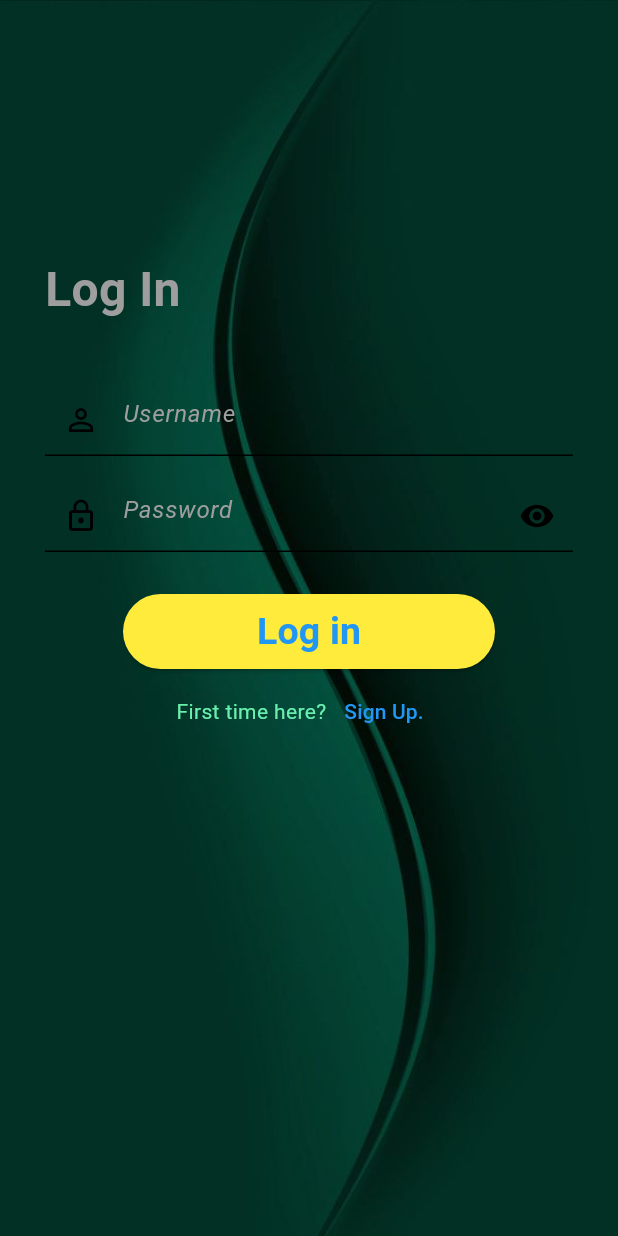
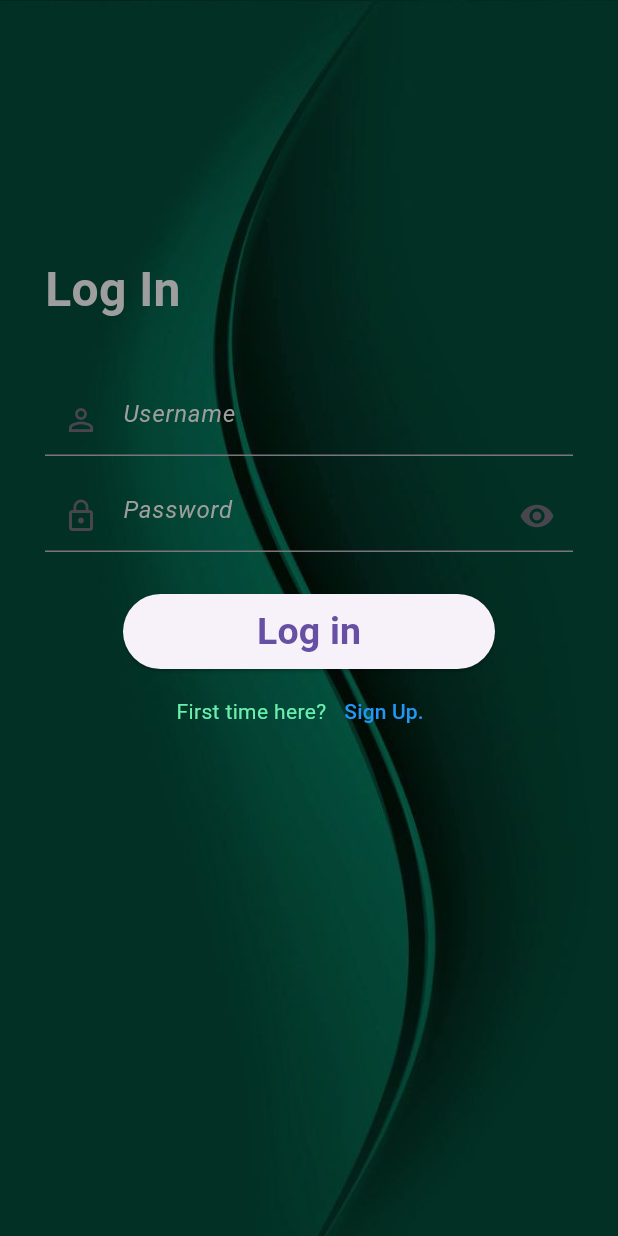
Before and after one commit to CynthiaMatayo/waste_management, a Flutter app: the screen it shows after launch, on a phone screen of 412 x 824 dp. Run offline on Flutter 3.47's test engine with Material 3 defaults, Android fonts, the phone set to English and light mode, and no system bars.

Commit message:
Second commit

```diff
--- a/lib/main.dart
+++ b/lib/main.dart
@@ -13,40 +13,10 @@ class MyApp extends StatefulWidget {
 }
 
 class _MyAppState extends State<MyApp> {
-  final dark = ThemeData.dark().copyWith(
-    scaffoldBackgroundColor: Colors.blueAccent,
-    colorScheme: ColorScheme(
-      background: Colors.greenAccent,
-      brightness: Brightness.light,
-      primary: Colors.blue,
-      onPrimary: Colors.white30,
-      secondary: Colors.greenAccent,
-      onSecondary: Colors.white10,
-      error: Colors.red,
-      onError: Colors.black,
-      surface: Colors.yellow,
-      onSurface: const Color.fromARGB(255, 0, 0, 0),
-    ),
-  );
-  final light = ThemeData.light().copyWith(
-    colorScheme: ColorScheme(
-      background: Colors.greenAccent,
-      brightness: Brightness.light,
-      primary: Colors.blue,
-      onPrimary: Colors.white30,
-      secondary: Colors.greenAccent,
-      onSecondary: Colors.white10,
-      error: Colors.red,
-      onError: Colors.black,
-      surface: Colors.yellow,
-      onSurface: const Color.fromARGB(255, 0, 0, 0),
-    ),
-  );
   @override
   Widget build(BuildContext context) {
     return MaterialApp(
       debugShowCheckedModeBanner: false,
-      theme: dark,
       home: LoginPage(),
     );
   }
--- a/lib/profile.dart
+++ b/lib/profile.dart
@@ -1,5 +1,6 @@
 import 'package:flutter/material.dart';
 import 'package:waste_management/add_waste/address.dart';
+import 'package:waste_management/authentication/login_page.dart';
 import 'package:waste_management/decorations/first.dart';
 import 'package:waste_management/withdraw_fund.dart';
 
@@ -247,6 +248,11 @@ class _ProfileState extends State<Profile> {
                             trailing: Icon(Icons.chevron_right),
                             onTap: () {
                               print("Signing Out...");
+                              Navigator.push(
+                                  context,
+                                  MaterialPageRoute(
+                                    builder: (context) => LoginPage(),
+                                  ));
                             },
                           ),
                         ],
```
